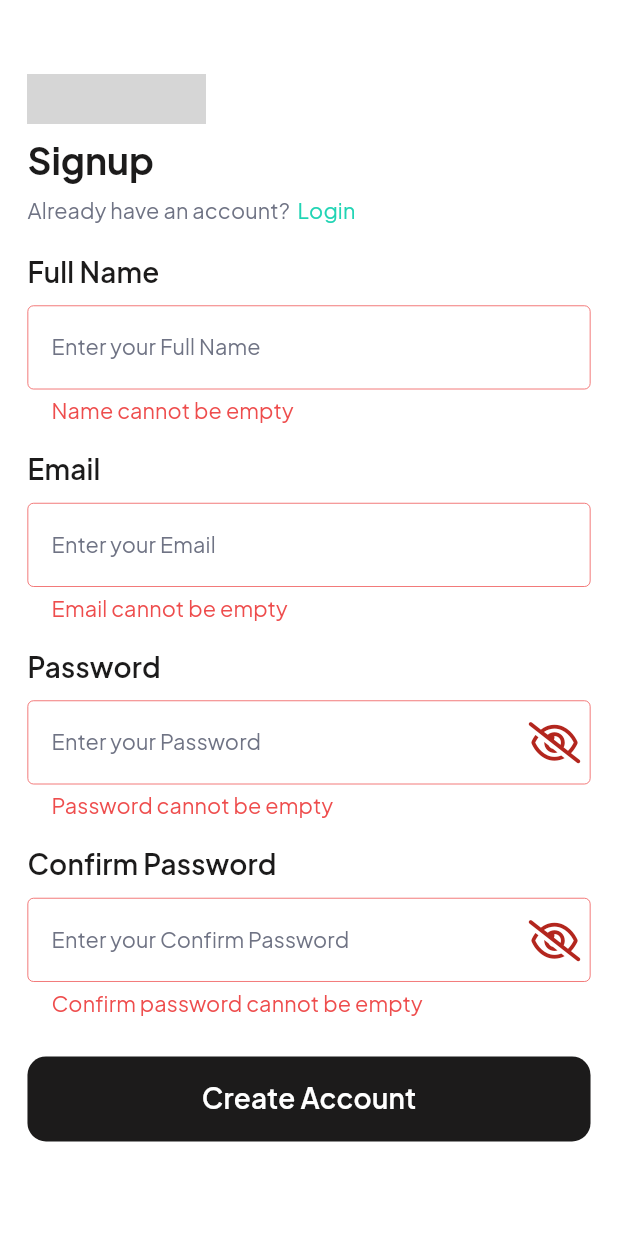
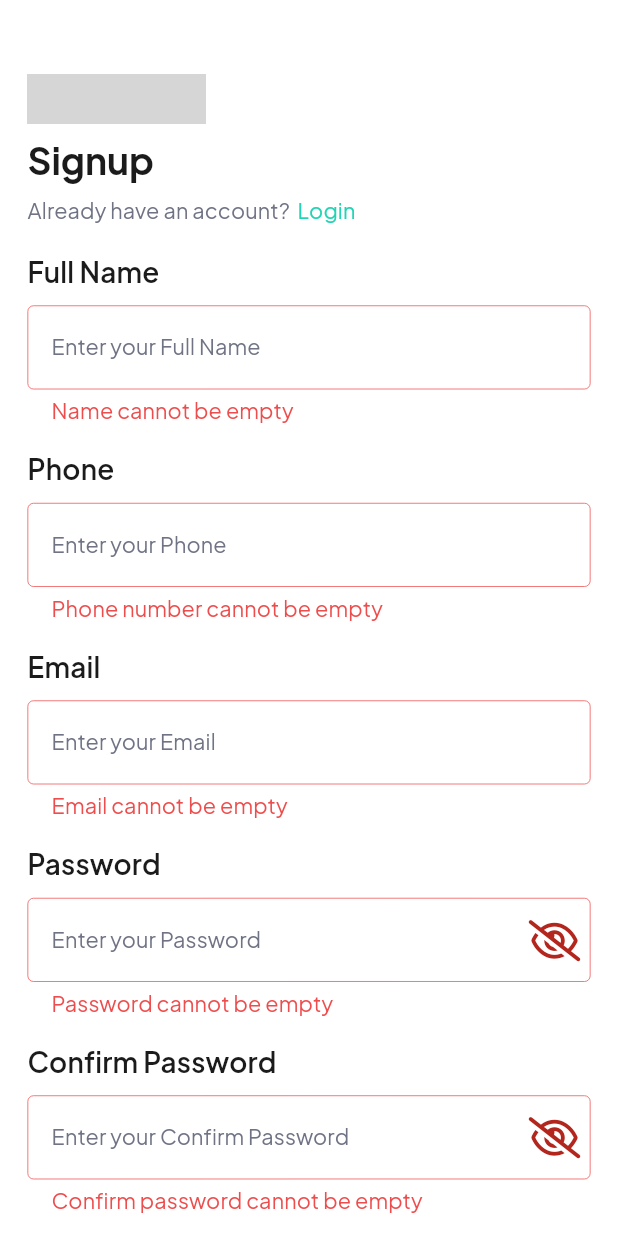
Before and after one commit to EzatRashad/QuickMart-Ecommerce-App, a Flutter app: the SignupViewBody screen opened directly, after a tap on "Create Account", on a phone screen of 412 x 824 dp. Run offline on Flutter 3.47's test engine with Material 3 defaults, Android fonts, the phone set to English and light mode, and no system bars; our stand-ins replace dio, flutter_bloc, flutter_screenutil, font_awesome_flutter, shared_preferences; accounts and stored records are empty; grey boxes are pictures that could not be loaded.

Commit message:
add signup repo and data source done

```diff
--- a/lib/core/widgets/custom_button.dart
+++ b/lib/core/widgets/custom_button.dart
@@ -28,7 +28,7 @@ class CustomButton extends StatelessWidget {
   final TextStyle? textStyle;
   final Function()? onPressed;
   final Decoration? decoration;
-  @override
+   @override
   Widget build(BuildContext context) {
     return GestureDetector(
       onTap: onPressed,
--- /dev/null
+++ b/lib/features/signup/data/data_source/signup_remote_data_source/signup_remote_data_source.dart
@@ -0,0 +1,6 @@
+import '../../model/register_request.dart';
+import '../../model/register_response.dart';
+
+abstract class SignupRemoteDataSource {
+  Future<RegisterResponse> signup(RegisterRequest registerRequest);
+}
--- /dev/null
+++ b/lib/features/signup/data/data_source/signup_remote_data_source/signup_remote_data_source_impl.dart
@@ -0,0 +1,14 @@
+import 'package:quick_mart_app/core/api_service/api_service.dart';
+import 'package:quick_mart_app/features/signup/data/data_source/signup_remote_data_source/signup_remote_data_source.dart';
+import 'package:quick_mart_app/features/signup/data/model/register_request.dart';
+import 'package:quick_mart_app/features/signup/data/model/register_response.dart';
+
+class SignupRemoteDataSourceImpl implements SignupRemoteDataSource {
+  ApiService apiService;
+  SignupRemoteDataSourceImpl(this.apiService);
+  @override
+  Future<RegisterResponse> signup(RegisterRequest registerRequest) async {
+    var response = await apiService.signup(registerRequest: registerRequest);
+    return response;
+  }
+}
--- /dev/null
+++ b/lib/features/signup/data/model/phone_error.dart
@@ -0,0 +1,28 @@
+
+
+class Error {
+  String value;
+  String msg;
+  String param;
+  String location;
+
+  Error({required this.value, required this.msg, required this.param, required this.location});
+
+  factory Error.fromJson(Map<String, dynamic> json) {
+    return Error(
+      value: json['value'],
+      msg: json['msg'],
+      param: json['param'],
+      location: json['location'],
+    );
+  }
+
+  Map<String, dynamic> toJson() {
+    return {
+      'value': value,
+      'msg': msg,
+      'param': param,
+      'location': location,
+    };
+  }
+}
--- /dev/null
+++ b/lib/features/signup/data/model/register_request.dart
@@ -0,0 +1,23 @@
+class RegisterRequest {
+  RegisterRequest({
+    required this.name,
+    required this.email,
+    required this.password,
+    required this.phone,
+  });
+
+  String name;
+  String email;
+  String password;
+  String phone;
+
+  Map<String, dynamic> toJson() {
+    final map = <String, dynamic>{};
+    map['name'] = name;
+    map['email'] = email;
+    map['password'] = password;
+    map['rePassword'] = password;
+    map['phone'] = phone;
+    return map;
+  }
+}
--- /dev/null
+++ b/lib/features/signup/data/model/register_response.dart
@@ -0,0 +1,24 @@
+
+import 'user_model.dart';
+
+class RegisterResponse {
+  RegisterResponse(
+      {this.message, this.user, this.token, this.error, this.statusMsg});
+
+  factory RegisterResponse.fromJson(Map<String, dynamic> json) {
+    return RegisterResponse(
+      statusMsg: json['statusMsg'],
+      message: json['message'],
+      error: json['errors'],
+      user: UserModel.fromJson(json['user'] as Map<String, dynamic>),
+      token: json['token'],
+    );
+  }
+
+  String? message;
+  UserModel? user;
+  String? statusMsg;
+
+  Error? error;
+  String? token;
+}
--- /dev/null
+++ b/lib/features/signup/data/repos/signup_repo.dart
@@ -0,0 +1,6 @@
+import 'package:quick_mart_app/features/signup/data/model/register_request.dart';
+import 'package:quick_mart_app/features/signup/data/model/register_response.dart';
+
+abstract class SignupRepo {
+  Future<RegisterResponse> signup(RegisterRequest registerRequest);
+}
--- /dev/null
+++ b/lib/features/signup/data/repos/signup_repo_impl.dart
@@ -0,0 +1,14 @@
+import 'package:quick_mart_app/features/signup/data/model/register_request.dart';
+import 'package:quick_mart_app/features/signup/data/model/register_response.dart';
+import 'package:quick_mart_app/features/signup/data/repos/signup_repo.dart';
+
+import '../data_source/signup_remote_data_source/signup_remote_data_source.dart';
+
+class SignupRepoImpl implements SignupRepo {
+  SignupRemoteDataSource signupRemoteDataSource;
+  SignupRepoImpl({required this.signupRemoteDataSource});
+  @override
+  Future<RegisterResponse> signup(RegisterRequest registerRequest) {
+  return  signupRemoteDataSource.signup(registerRequest);
+  }
+}
--- a/lib/features/signup/presentation/signup_cubit/signup_cubit.dart
+++ b/lib/features/signup/presentation/signup_cubit/signup_cubit.dart
@@ -1,8 +1,43 @@
+import 'dart:developer';
+import 'package:flutter/material.dart';
 import 'package:flutter_bloc/flutter_bloc.dart';
+import 'package:quick_mart_app/features/signup/data/repos/signup_repo.dart';
 
+import '../../data/model/register_request.dart';
 import 'signup_states.dart';
 
 class SignupCubit extends Cubit<SignupStates> {
-  SignupCubit() : super(SignupInitialState());
-  void signup(){}
+  SignupCubit({required this.signupRepo}) : super(SignupInitialState());
+  SignupRepo signupRepo;
+  TextEditingController email = TextEditingController();
+  TextEditingController name = TextEditingController();
+  TextEditingController phone = TextEditingController();
+
+  TextEditingController password = TextEditingController();
+  TextEditingController confirmPassword = TextEditingController();
+  GlobalKey<FormState> formKey = GlobalKey<FormState>();
+  bool obscureText = true;
+  bool obscureText2 = true;
+  void signup() async {
+    if (formKey.currentState!.validate()) {
+      emit(SignupLoadingState());
+      try {
+        var response = await signupRepo.signup(
+           RegisterRequest(
+                name: name.text,
+                email: email.text,
+                password: password.text,
+                phone: phone.text));
+        if (response.message == "success") {
+          emit(SignupSuccessState(response));
+        } else {
+          emit(SignupFailureState(response.statusMsg));
+          log(response.message!);
+          log(response.statusMsg!);
+        }
+      } catch (e) {
+        emit(SignupFailureState(e.toString()));
+      }
+    }
+  }
 }
--- a/lib/features/signup/presentation/signup_cubit/signup_states.dart
+++ b/lib/features/signup/presentation/signup_cubit/signup_states.dart
@@ -1,10 +1,15 @@
+import 'package:quick_mart_app/features/signup/data/model/register_response.dart';
+
 abstract class SignupStates {}
 
 class SignupInitialState extends SignupStates {}
 
 class SignupLoadingState extends SignupStates {}
 
-class SignupSuccessState extends SignupStates {}
+class SignupSuccessState extends SignupStates {
+  RegisterResponse registerResponse;
+  SignupSuccessState(this.registerResponse);
+}
 
 class SignupFailureState extends SignupStates {
   String? errorMessage;
--- a/lib/features/signup/presentation/views/widgets/signup_view_body.dart
+++ b/lib/features/signup/presentation/views/widgets/signup_view_body.dart
@@ -1,4 +1,6 @@
+import 'package:dio/dio.dart';
 import 'package:flutter/material.dart';
+import 'package:flutter_bloc/flutter_bloc.dart';
 import 'package:flutter_screenutil/flutter_screenutil.dart';
 import 'package:font_awesome_flutter/font_awesome_flutter.dart';
 import 'package:quick_mart_app/core/utils/navigate.dart';
@@ -7,8 +9,13 @@ import 'package:quick_mart_app/core/widgets/app_icon.dart';
 import 'package:quick_mart_app/core/widgets/auth_title.dart';
 import 'package:quick_mart_app/core/widgets/custom_button.dart';
 import 'package:quick_mart_app/core/widgets/custom_text_form_filed.dart';
+import 'package:quick_mart_app/features/signup/data/data_source/signup_remote_data_source/signup_remote_data_source_impl.dart';
+import 'package:quick_mart_app/features/signup/data/repos/signup_repo_impl.dart';
+import 'package:quick_mart_app/features/signup/presentation/signup_cubit/signup_cubit.dart';
+import 'package:quick_mart_app/features/signup/presentation/signup_cubit/signup_states.dart';
 
 import '../../../../../core/utils/validation.dart';
+import '../../../../../core/api_service/api_service.dart';
 import '../../../../login/presentation/views/login_view.dart';
 
 class SignupViewBody extends StatefulWidget {
@@ -19,21 +26,43 @@ class SignupViewBody extends StatefulWidget {
 }
 
 class _SignupViewBodyState extends State<SignupViewBody> {
-  TextEditingController email = TextEditingController();
-  TextEditingController name = TextEditingController();
-  TextEditingController password = TextEditingController();
-  TextEditingController confirmPassword = TextEditingController();
-  GlobalKey<FormState> formKey = GlobalKey<FormState>();
-  bool obscureText = true;
-  bool obscureText2 = true;
+  SignupCubit signupCubit = SignupCubit(
+      signupRepo: SignupRepoImpl(
+          signupRemoteDataSource:
+              SignupRemoteDataSourceImpl(ApiService(Dio()))));
+
   @override
   Widget build(BuildContext context) {
-    return Scaffold(
+    return BlocListener<SignupCubit, SignupStates>(
+      bloc: signupCubit,
+      listener: (context, state) {
+        if (state is SignupLoadingState) {
+          showDialog(
+            context: context,
+            barrierDismissible: false,
+            builder: (BuildContext context) {
+              return Center(
+                child: CircularProgressIndicator(),
+              );
+            },
+          );
+        } else if (state is SignupFailureState) {
+          Navigator.of(context).pop();
+          ScaffoldMessenger.of(context).showSnackBar(
+              SnackBar(content: Text(state.errorMessage ?? "Error.......")));
+        } else if (state is SignupSuccessState) {
+          Navigator.of(context).pop();
+          ScaffoldMessenger.of(context).showSnackBar(SnackBar(
+              content:
+                  Text(state.registerResponse.message ?? "Success.......")));
+        }
+      },
+      child: Scaffold(
         body: Padding(
           padding: EdgeInsets.symmetric(horizontal: 16.0.w),
           child: SingleChildScrollView(
             child: Form(
-            key: formKey,
+              key: signupCubit.formKey,
               child: Column(
                 crossAxisAlignment: CrossAxisAlignment.start,
                 children: [
@@ -51,32 +80,39 @@ class _SignupViewBodyState extends State<SignupViewBody> {
                   SizedBox(height: MediaQuery.sizeOf(context).height * .02),
                   CustomTextFormFiled(
                     title: "Full Name",
-                  controller: name,
+                    controller: signupCubit.name,
                     hintText: 'Enter your Full Name',
                     validator: (value) => Validation.validateName(value!),
                   ),
                   14.ph,
                   CustomTextFormFiled(
+                    title: "Phone",
+                    controller: signupCubit.phone,
+                    hintText: 'Enter your Phone',
+                    validator: (value) => Validation.validatePhone(value!),
+                  ),
+                  14.ph,
+                  CustomTextFormFiled(
                     title: "Email",
-                  controller: email,
+                    controller: signupCubit.email,
                     hintText: 'Enter your Email',
                     validator: (value) => Validation.validateEmail(value!),
                   ),
                   14.ph,
                   CustomTextFormFiled(
                     title: "Password",
-                  controller: password,
+                    controller: signupCubit.password,
                     hintText: 'Enter your Password',
-                  obscureText: obscureText,
+                    obscureText: signupCubit.obscureText,
                     validator: (value) => Validation.validatePassword(value!),
                     suffixIcon: GestureDetector(
                       onTap: () {
                         setState(() {
-                        obscureText = !obscureText;
+                          signupCubit.obscureText = !signupCubit.obscureText;
                         });
                       },
                       child: Icon(
-                      obscureText
+                        signupCubit.obscureText
                             ? FontAwesomeIcons.eyeSlash
                             : FontAwesomeIcons.eye,
                         size: 24.w,
@@ -86,19 +122,19 @@ class _SignupViewBodyState extends State<SignupViewBody> {
                   14.ph,
                   CustomTextFormFiled(
                     title: "Confirm Password",
-                  controller: confirmPassword,
+                    controller: signupCubit.confirmPassword,
                     hintText: 'Enter your Confirm Password',
-                  obscureText: obscureText,
+                    obscureText: signupCubit.obscureText2,
                     validator: (value) => Validation.validateConfirmPassword(
-                      password.value.text, value!),
+                        signupCubit.password.value.text, value!),
                     suffixIcon: GestureDetector(
                       onTap: () {
                         setState(() {
-                        obscureText2 = !obscureText2;
+                          signupCubit.obscureText2 = !signupCubit.obscureText2;
                         });
                       },
                       child: Icon(
-                      obscureText2
+                        signupCubit.obscureText2
                             ? FontAwesomeIcons.eyeSlash
                             : FontAwesomeIcons.eye,
                         size: 24.w,
@@ -106,12 +142,14 @@ class _SignupViewBodyState extends State<SignupViewBody> {
                     ),
                   ),
                   SizedBox(height: MediaQuery.sizeOf(context).height * .03),
-                CustomButton(text: "Create Account",onPressed: () {
-                  if(formKey.currentState!.validate()){
-
-                  }
-                },),
+                  CustomButton(
+                    text: "Create Account",
+                    onPressed: () {
+                      signupCubit.signup();
+                    },
+                  ),
                 ],
+              ),
             ),
           ),
         ),
--- a/pubspec.yaml
+++ b/pubspec.yaml
@@ -29,6 +29,7 @@ environment:
 # versions available, run `flutter pub outdated`.
 dependencies:
   cupertino_icons: ^1.0.8
+  dio: ^5.8.0+1
   flutter:
     sdk: flutter
   flutter_bloc: ^9.0.0
```
Also changed, not shown: lib/core/api_service/api_service.dart (added, +31 -0 lines), lib/features/signup/data/model/user_model.dart (added, +19 -0 lines), pubspec.lock, 1 other file. Lines whose indentation alone changed are shown as unchanged.
